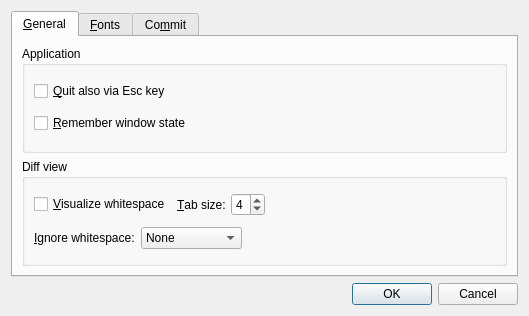
Qt form ui/preferences.ui (timxx/qgitc) before a commit.
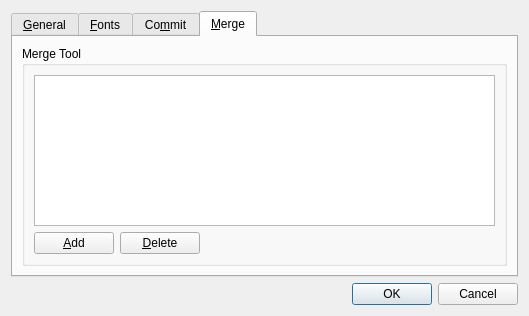
The same form after that commit. Custom widgets are drawn as their Qt base class.

Commit message: Add custom suffix merge tool support

```diff
--- a/ui/preferences.ui
+++ b/ui/preferences.ui
@@ -17,7 +17,7 @@
    <item>
     <widget class="QTabWidget" name="tabWidget">
      <property name="currentIndex">
-      <number>0</number>
+      <number>3</number>
      </property>
      <widget class="QWidget" name="tabGeneral">
       <attribute name="title">
@@ -350,6 +350,60 @@
        </item>
       </layout>
      </widget>
+     <widget class="QWidget" name="tabMerge">
+      <attribute name="title">
+       <string>&amp;Merge</string>
+      </attribute>
+      <layout class="QVBoxLayout" name="verticalLayout_7">
+       <item>
+        <widget class="QGroupBox" name="groupBox_7">
+         <property name="title">
+          <string>Merge Tool</string>
+         </property>
+         <layout class="QVBoxLayout" name="verticalLayout_8">
+          <item>
+           <widget class="QTableView" name="tableView">
+            <property name="selectionBehavior">
+             <enum>QAbstractItemView::SelectRows</enum>
+            </property>
+           </widget>
+          </item>
+          <item>
+           <layout class="QHBoxLayout" name="horizontalLayout_2">
+            <item>
+             <widget class="QPushButton" name="btnAdd">
+              <property name="text">
+               <string>&amp;Add</string>
+              </property>
+             </widget>
+            </item>
+            <item>
+             <widget class="QPushButton" name="btnDelete">
+              <property name="text">
+               <string>&amp;Delete</string>
+              </property>
+             </widget>
+            </item>
+            <item>
+             <spacer name="horizontalSpacer_3">
+              <property name="orientation">
+               <enum>Qt::Horizontal</enum>
+              </property>
+              <property name="sizeHint" stdset="0">
+               <size>
+                <width>40</width>
+                <height>20</height>
+               </size>
+              </property>
+             </spacer>
+            </item>
+           </layout>
+          </item>
+         </layout>
+        </widget>
+       </item>
+      </layout>
+     </widget>
     </widget>
    </item>
    <item>
```
Left out of the diff: 15 changed lines with no effect on the pictures. The commit also changes 6 other files.
